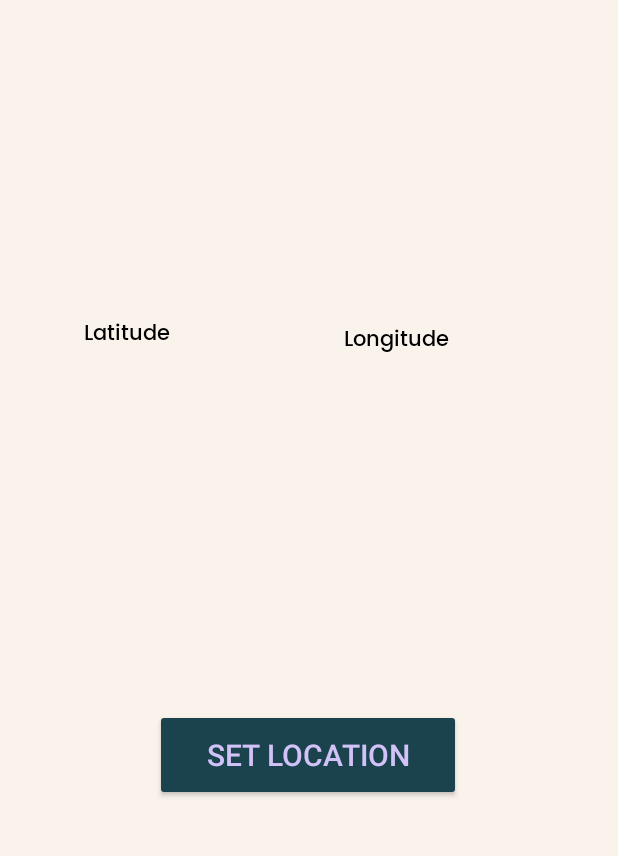
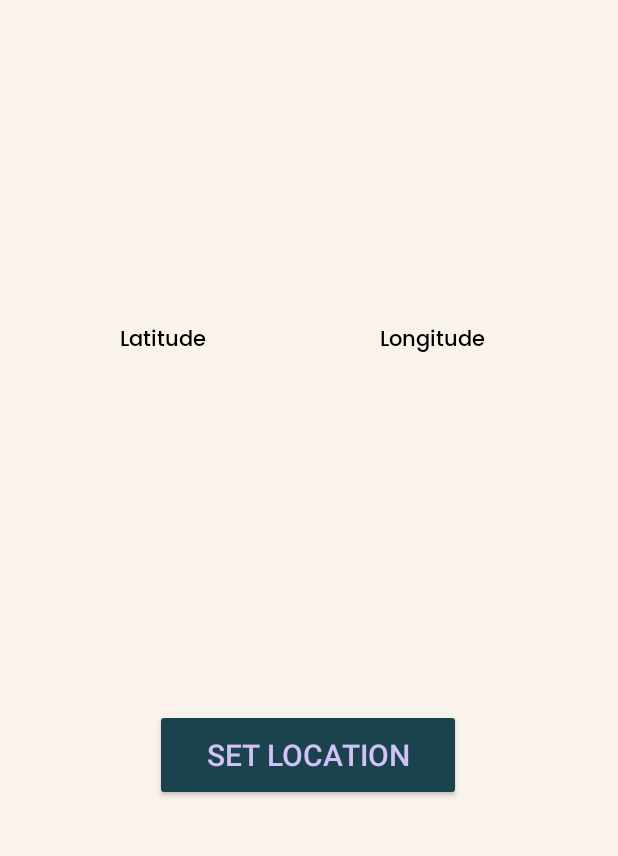
Before and after one commit to angeldhanna/PakigsaBotBusinessOwner, an Android app: the PlotLocationResto screen opened directly, with no data from a screen before it, after a tap on "SET LOCATION", on a phone screen of 412 x 824 dp, the part 219-1075 px from its top. Run offline under Robolectric (Android 15) with nearby library versions, the phone set to English and light mode, and no system bars; our stand-ins replace Firebase (no records; nobody signed in at launch, a user with empty details on screens opened directly); 2 statements that could not run were skipped.

Commit message:
added updates

```diff
--- a/app/src/main/java/com/capstone/pakigsabotbusinessowner/Restaurant/PlotLocationResto.java
+++ b/app/src/main/java/com/capstone/pakigsabotbusinessowner/Restaurant/PlotLocationResto.java
@@ -1,54 +1,41 @@
 package com.capstone.pakigsabotbusinessowner.Restaurant;
 
-import androidx.activity.result.ActivityResultLauncher;
+
+import android.Manifest;
+import android.content.Intent;
+import android.content.pm.PackageManager;
+import android.location.Location;
+import android.os.Bundle;
+import android.view.View;
+import android.widget.Button;
+import android.widget.TextView;
+import android.widget.Toast;
+
 import androidx.annotation.NonNull;
-import androidx.annotation.Nullable;
 import androidx.appcompat.app.AppCompatActivity;
 import androidx.core.app.ActivityCompat;
 
-import android.Manifest;
-import android.app.Activity;
-import android.app.ProgressDialog;
-import android.content.Intent;
-import android.content.pm.PackageManager;
-import android.location.Geocoder;
-import android.location.Location;
-import android.net.Uri;
-import android.os.Build;
-import android.os.Bundle;
-import android.view.View;
-import android.widget.Button;
-import android.widget.EditText;
-import android.widget.ImageView;
-import android.widget.TextView;
-import android.widget.Toast;
-
-import com.capstone.pakigsabotbusinessowner.EstablishmentRules.DentalClinic.AddEstRulesDentalClinic;
 import com.capstone.pakigsabotbusinessowner.R;
+import com.capstone.pakigsabotbusinessowner.Services.InputLocation;
 import com.google.android.gms.location.FusedLocationProviderClient;
 import com.google.android.gms.location.LocationCallback;
 import com.google.android.gms.location.LocationRequest;
-import com.google.android.gms.location.LocationResult;
 import com.google.android.gms.location.LocationServices;
-import com.google.android.gms.location.LocationSettingsRequest;
-import com.google.android.gms.location.LocationSettingsResponse;
 import com.google.android.gms.maps.CameraUpdate;
 import com.google.android.gms.maps.CameraUpdateFactory;
 import com.google.android.gms.maps.GoogleMap;
-import com.google.android.gms.maps.LocationSource;
 import com.google.android.gms.maps.OnMapReadyCallback;
 import com.google.android.gms.maps.SupportMapFragment;
 import com.google.android.gms.maps.model.LatLng;
 import com.google.android.gms.maps.model.MarkerOptions;
+import com.google.android.gms.tasks.OnFailureListener;
 import com.google.android.gms.tasks.OnSuccessListener;
 import com.google.firebase.auth.FirebaseAuth;
 import com.google.firebase.firestore.DocumentReference;
 import com.google.firebase.firestore.FirebaseFirestore;
-import com.google.firebase.storage.StorageReference;
 
 import java.util.HashMap;
 import java.util.Map;
-import java.util.UUID;
 
 public class PlotLocationResto extends AppCompatActivity implements OnMapReadyCallback {
     private Button setLocationBtn;
@@ -60,13 +47,9 @@ public class PlotLocationResto extends AppCompatActivity implements OnMapReadyCa
 
     //Firebase
     FirebaseAuth fAuth;
-    FirebaseFirestore fStoreRef;
-    String userId,estLocationTxt;
-
-    private FusedLocationProviderClient mFusedLocationProviderClient = null;
-    private LocationRequest mLocationRequest = null;
-    private LocationCallback mLocationCallback = null;
-    private long LOCATION_REQUEST_INTERVAL = 5000;
+    FirebaseFirestore fStore;
+    DocumentReference docRef;
+    String userId, updateLat, updateLong;
 
     @Override
     protected void onCreate(Bundle savedInstanceState) {
@@ -74,7 +57,7 @@ public class PlotLocationResto extends AppCompatActivity implements OnMapReadyCa
         setContentView(R.layout.activity_plot_location_resto);
 
         fAuth = FirebaseAuth.getInstance();
-        fStoreRef = FirebaseFirestore.getInstance();
+        fStore = FirebaseFirestore.getInstance();
         userId = fAuth.getCurrentUser().getUid();
 
         estLocLatitude = findViewById(R.id.estLocLatitude);
@@ -88,18 +71,7 @@ public class PlotLocationResto extends AppCompatActivity implements OnMapReadyCa
      setLocationBtn.setOnClickListener(new View.OnClickListener() {
             @Override
             public void onClick(View v) {
-               estLocLatitude.setVisibility(View.VISIBLE);
-               estLocLatitude.setVisibility(View.VISIBLE);
-               estLocLatitude.setText(String.valueOf(latLng.latitude));
-               estLocLongitude.setText(String.valueOf(latLng.longitude));
-/*
-               //Store promo and deals details
-                Map<String, Object> estLocLatLng = new HashMap<>();
-                estLocLatLng.put("est_loc_latLng", estLocationTxt);
-
-                //To save inside the document of the userID, under the dental-procedures collection
-                fStoreRef.collection("establishments").document(userId).set(estLocLatLng);*/
-
+                saveLatLongToDB();
             }
         });
 
@@ -121,7 +93,7 @@ public class PlotLocationResto extends AppCompatActivity implements OnMapReadyCa
 
                 // Setting the title for the marker.
                 // This will be displayed on taping the marker
-                markerOptions.title("My Establishment");
+                markerOptions.title(latLng.latitude + " : " + latLng.longitude);
 
                 // Clears the previously touched position
                 pakigsabotMap.clear();
@@ -175,4 +147,40 @@ public class PlotLocationResto extends AppCompatActivity implements OnMapReadyCa
 
     }
 
+    private void saveLatLongToDB() {
+
+        estLocLatitude.setVisibility(View.VISIBLE);
+        estLocLatitude.setVisibility(View.VISIBLE);
+        estLocLatitude.setText(String.valueOf(latLng.latitude));
+        estLocLongitude.setText(String.valueOf(latLng.longitude));
+
+        updateLat = estLocLatitude.getText().toString();
+        updateLong = estLocLongitude.getText().toString();
+        userId = fAuth.getCurrentUser().getUid();
+
+        //Check whether there are empty fields
+        if(updateLat.isEmpty() || updateLong.isEmpty()){
+            Toast.makeText(PlotLocationResto.this, "Some fields are EMPTY.", Toast.LENGTH_SHORT).show();
+        }
+        else{
+            docRef = fStore.collection("establishments").document(userId);
+            Map<String,Object> edited = new HashMap<>();
+            edited.put("est_latitude", updateLat);
+            edited.put("est_longitude", updateLong);
+            docRef.update(edited).addOnSuccessListener(new OnSuccessListener<Void>() {
+                @Override
+                public void onSuccess(Void unused) {
+                    Toast.makeText(PlotLocationResto.this, "Location  successfully set.", Toast.LENGTH_SHORT).show();
+                    startActivity(new Intent(getApplicationContext(), SettingUpEstablishmentRestaurant.class));
+                    finish();
+                }
+            }).addOnFailureListener(new OnFailureListener() {
+                @Override
+                public void onFailure(@NonNull Exception e) {
+                    Toast.makeText(PlotLocationResto.this, "Failed to set location.", Toast.LENGTH_SHORT).show();
+                }
+            });
+        }
+    }
+
 }
--- a/app/src/main/java/com/capstone/pakigsabotbusinessowner/Services/InputLocation.java
+++ b/app/src/main/java/com/capstone/pakigsabotbusinessowner/Services/InputLocation.java
@@ -26,7 +26,6 @@ import java.util.Map;
 public class InputLocation extends AppCompatActivity {
     EditText latitude, longitude;
     Button setEstLocation;
-    FirebaseUser user;
     FirebaseAuth fAuth;
     FirebaseFirestore fStore;
     DocumentReference docRef;
@@ -84,8 +83,6 @@ public class InputLocation extends AppCompatActivity {
                     Toast.makeText(InputLocation.this, "Failed to set location.", Toast.LENGTH_SHORT).show();
                 }
             });
-
-
         }
     }
 
--- a/app/src/main/res/layout/activity_plot_location_resto.xml
+++ b/app/src/main/res/layout/activity_plot_location_resto.xml
@@ -62,7 +62,7 @@
         app:layout_constraintEnd_toEndOf="parent"
         app:layout_constraintHorizontal_bias="0.488"
         app:layout_constraintStart_toStartOf="parent"
-        app:layout_constraintTop_toBottomOf="@id/layoutimageAddLawfirmLocationExplanation">
+        app:layout_constraintTop_toBottomOf="@id/estMapLocationLayout">
 
         <fragment
             android:id="@+id/estMapPlotting"
@@ -77,7 +77,7 @@
     </LinearLayout>
 
     <LinearLayout
-        android:id="@+id/layoutimageAddLawfirmLocationExplanation"
+        android:id="@+id/estMapLocationLayout"
         android:layout_width="match_parent"
         android:layout_height="wrap_content"
         android:layout_marginTop="16dp"
@@ -138,8 +138,8 @@
         android:id="@+id/latitudeLbl"
         android:layout_width="wrap_content"
         android:layout_height="wrap_content"
-        android:layout_marginStart="56dp"
-        android:layout_marginTop="16dp"
+        android:layout_marginStart="80dp"
+        android:layout_marginTop="20dp"
         android:fontFamily="@font/poppins_medium"
         android:text="Latitude"
         android:textColor="@color/black"
```
Also changed, not shown: app/src/main/res/layout/activity_input_location.xml (+5 -5 lines).
